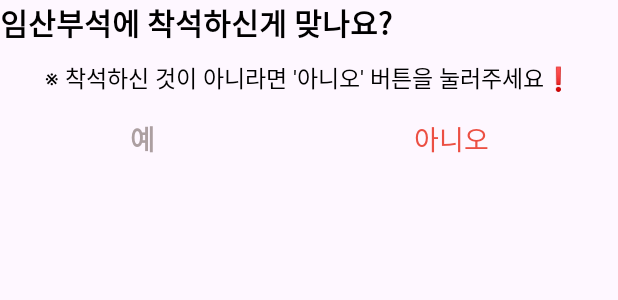
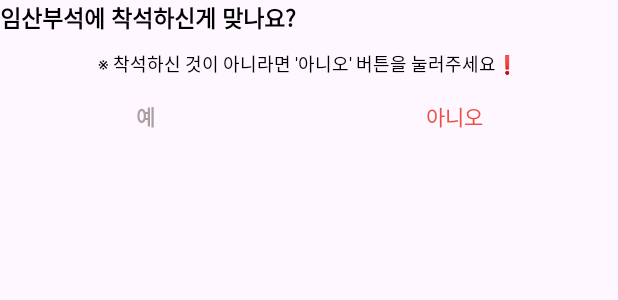
Before and after one commit to kchaeeun/Birth-FRONT, an Android app: the layout notification_layout.xml on its own in the app's theme, with its tools: preview values and no code run, on a phone screen of 412 x 824 dp. Shown: the top 300 px of the screen. Run offline under Robolectric (Android 15) with nearby library versions, the phone set to English and light mode, and no system bars.

```diff
--- a/app/src/main/res/layout/notification_layout.xml
+++ b/app/src/main/res/layout/notification_layout.xml
@@ -22,7 +22,7 @@
                     android:text="임산부석에 착석하신게 맞나요?"
                     android:layout_marginBottom="10dp"
                     android:textStyle="bold"
-                    android:textSize="20sp"
+                    android:textSize="15sp"
                     android:textColor="@color/black"
                     android:fontFamily="@font/pretendard_semibold" />
 
@@ -33,7 +33,7 @@
                     android:text="※ 착석하신 것이 아니라면 '아니오' 버튼을 눌러주세요❗"
                     android:layout_gravity="center"
                     android:textColor="@color/black"
-                    android:textSize="15sp"
+                    android:textSize="12sp"
                     android:layout_marginBottom="15dp"
                     android:fontFamily="@font/pretendard_regular" />
 
@@ -55,7 +55,6 @@
                             android:layout_height="wrap_content"
                             android:gravity="center"
                             android:layout_weight="1"
-                            android:textSize="18sp"
                             android:layout_gravity="center"
                             android:textColor="#AC9FA1"
                             android:fontFamily="@font/inter_semibold"
@@ -76,7 +75,6 @@
                             android:textColor="#EC4F43"
                             android:layout_weight="1"
                             android:gravity="center"
-                            android:textSize="18sp"
                             android:fontFamily="@font/pretendard_semibold"
                             android:text="아니오" />
                 </LinearLayout>
```
Also changed, not shown: app/src/main/java/kr/ac/duksung/birth/SeatActivity.kt (+20 -4 lines), 7 other files.
